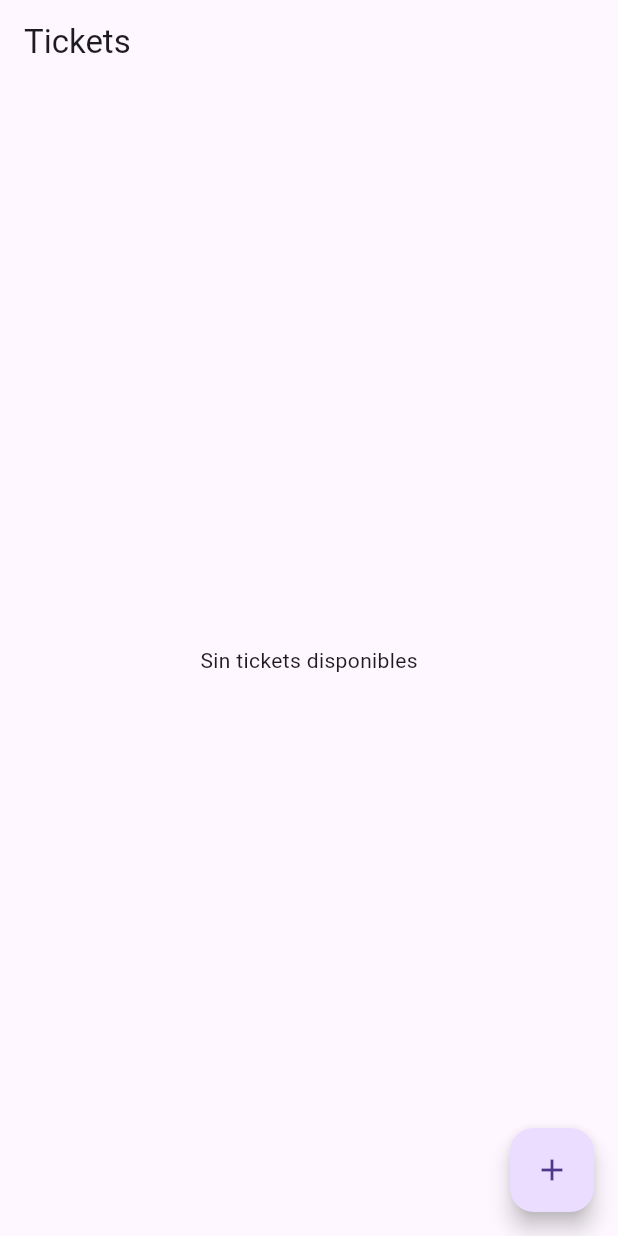
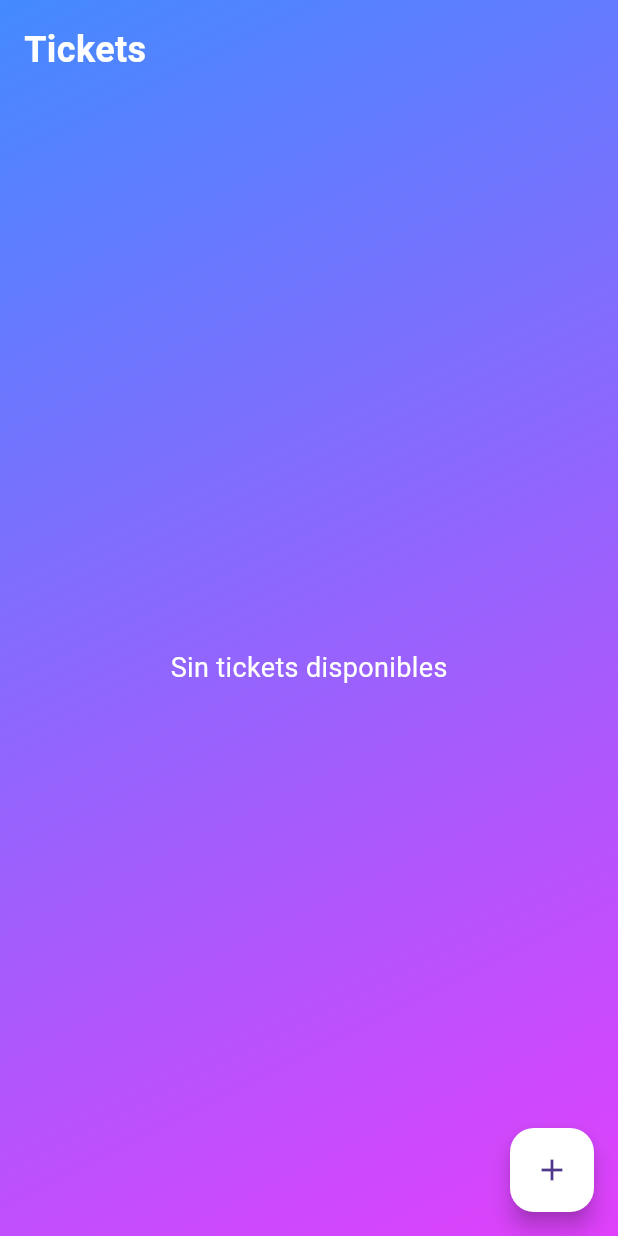
Before and after one commit to Moran23113/examen_progra_firebase, a Flutter app: the screen it shows after launch, on a phone screen of 412 x 824 dp. Run offline on Flutter 3.47's test engine with Material 3 defaults, Android fonts, the phone set to English and light mode, and no system bars; our stand-ins replace cloud_firestore, firebase_core, go_router; accounts and stored records are empty.

Commit message:
Lista de tickets con diseno

```diff
--- a/lib/pages/listatickets.dart
+++ b/lib/pages/listatickets.dart
@@ -1,4 +1,3 @@
-
 import 'package:flutter/material.dart';
 import 'package:provider/provider.dart';
 import 'package:go_router/go_router.dart';
@@ -12,19 +11,69 @@ class TicketListScreen extends StatelessWidget {
     final provider = Provider.of<TicketProvider>(context);
 
     return Scaffold(
-      appBar: AppBar(title: const Text('Tickets')),
-      body: Consumer<TicketProvider>(
+      body: Container(
+        decoration: BoxDecoration(
+          gradient: LinearGradient(
+            colors: [Colors.blueAccent, Colors.purpleAccent],
+            begin: Alignment.topLeft,
+            end: Alignment.bottomRight,
+          ),
+        ),
+        child: Column(
+          children: [
+            Container(
+              padding: const EdgeInsets.all(16.0),
+              child: Row(
+                mainAxisAlignment: MainAxisAlignment.spaceBetween,
+                children: [
+                  const Text(
+                    'Tickets',
+                    style: TextStyle(
+                      color: Colors.white,
+                      fontSize: 24,
+                      fontWeight: FontWeight.bold,
+                    ),
+                  ),
+                ],
+              ),
+            ),
+            Expanded(
+              child: Consumer<TicketProvider>(
                 builder: (context, provider, child) {
                   if (provider.tickets.isEmpty) {
-            return const Center(child: Text('Sin tickets disponibles'));
+                    return const Center(
+                      child: Text(
+                        'Sin tickets disponibles',
+                        style: TextStyle(
+                          color: Colors.white,
+                          fontSize: 18,
+                        ),
+                      ),
+                    );
                   }
                   return ListView.builder(
                     itemCount: provider.tickets.length,
                     itemBuilder: (context, index) {
                       final ticket = provider.tickets[index];
-              return ListTile(
-                title: Text(ticket.numeroVuelo),
-                subtitle: Text('Aerolínea: ${ticket.aerolinea}'),
+                      return Card(
+                        margin: const EdgeInsets.symmetric(vertical: 8.0, horizontal: 16.0),
+                        elevation: 4.0,
+                        shape: RoundedRectangleBorder(
+                          borderRadius: BorderRadius.circular(12.0),
+                        ),
+                        child: ListTile(
+                          contentPadding: const EdgeInsets.all(16.0),
+                          title: Text(
+                            ticket.numeroVuelo,
+                            style: const TextStyle(
+                              fontWeight: FontWeight.bold,
+                              fontSize: 18,
+                            ),
+                          ),
+                          subtitle: Text(
+                            'Aerolínea: ${ticket.aerolinea}',
+                            style: const TextStyle(fontSize: 16),
+                          ),
                           onTap: () {
                             GoRouter.of(context).go('/detail/${ticket.id}');
                           },
@@ -34,16 +83,22 @@ class TicketListScreen extends StatelessWidget {
                               GoRouter.of(context).go('/edit/${ticket.id}');
                             },
                           ),
+                        ),
                       );
                     },
                   );
                 },
+              ),
+            ),
+          ],
+        ),
       ),
       floatingActionButton: FloatingActionButton(
         onPressed: () {
           GoRouter.of(context).go('/edit/new');
         },
         child: const Icon(Icons.add),
+        backgroundColor: Colors.white,
       ),
     );
   }
```
Lines whose indentation alone changed are shown as unchanged.
